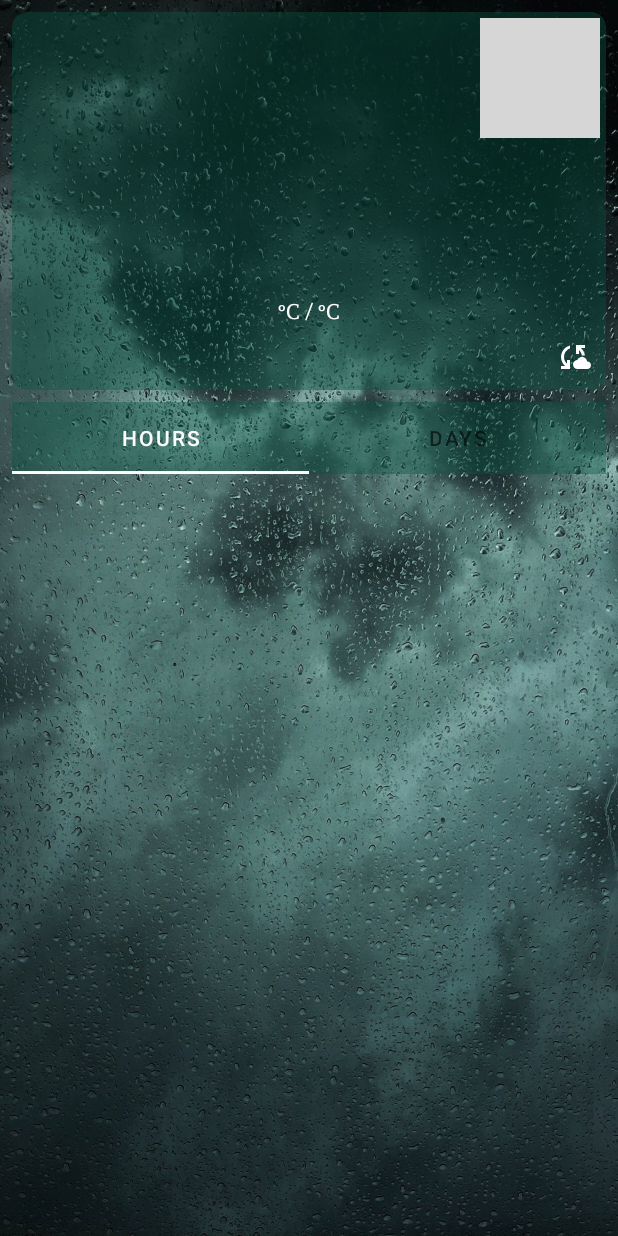
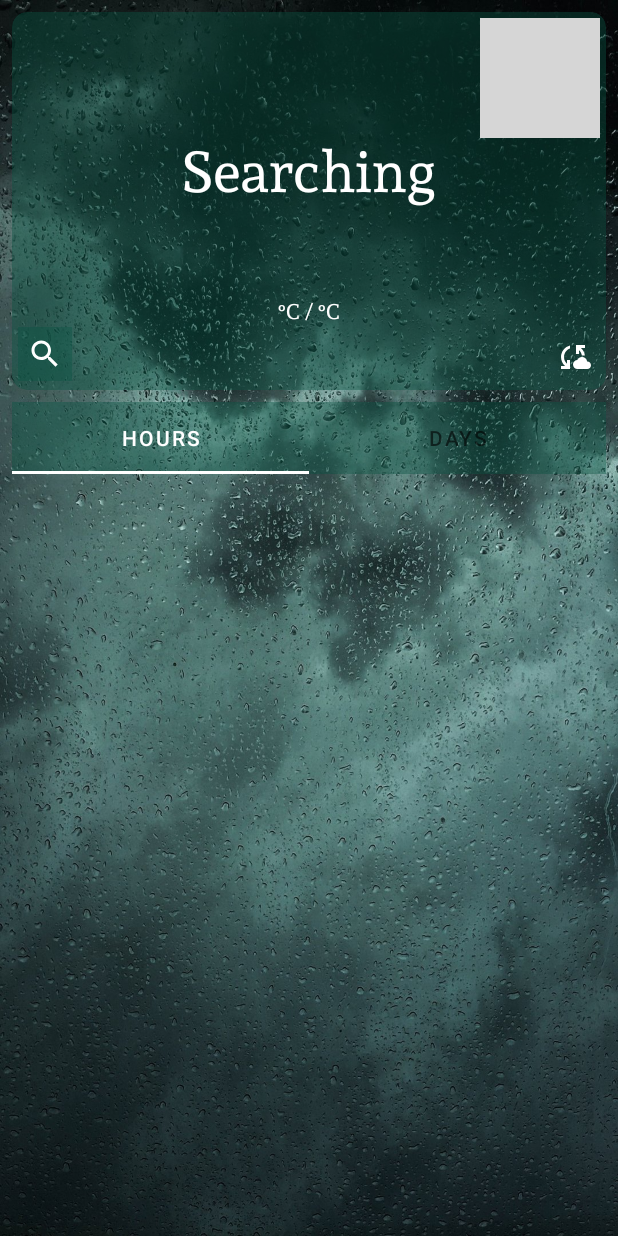
Before and after one commit to gogi1704/api_Weather, an Android app: the screen it shows after launch (MainActivity), on a phone screen of 412 x 824 dp. Run offline under Robolectric (Android 15) with nearby library versions, the phone set to English and light mode, and no system bars; our stand-ins replace Picasso, Volley; network calls fail; pictures from the network do not load; grey boxes are pictures that could not be loaded.

Commit message:
create searching City

```diff
--- a/app/src/main/java/com/example/api_weather/adapters/RcViewAdapter.kt
+++ b/app/src/main/java/com/example/api_weather/adapters/RcViewHoursAdapter.kt
@@ -11,13 +11,14 @@ import com.example.api_weather.databinding.ItemLayoutBinding
 import com.example.api_weather.model.WeatherModel
 import com.squareup.picasso.Picasso
 
-class RcViewAdapter :
-    ListAdapter<WeatherModel, RcViewAdapter.WeatherViewHolder>(Comparator()) {
+class RcViewHoursAdapter :
+    ListAdapter<WeatherModel, RcViewHoursAdapter.WeatherViewHolder>(ComparatorHours) {
 
     class WeatherViewHolder(view: View) : RecyclerView.ViewHolder(view) {
         val binding = ItemLayoutBinding.bind(view)
         fun bind(item: WeatherModel) {
             with(binding) {
+
                 textViewDate.text = item.date
                 textViewCondition.text = item.condition
                 textViewTemp.text = "${item.currentTemp}°C"
@@ -37,7 +38,7 @@ class RcViewAdapter :
 }
 
 
-class Comparator() : DiffUtil.ItemCallback<WeatherModel>() {
+object ComparatorHours : DiffUtil.ItemCallback<WeatherModel>() {
     override fun areItemsTheSame(
         oldItem: WeatherModel,
         newItem: WeatherModel
--- a/app/src/main/java/com/example/api_weather/apiService/ApiServiceImpl.kt
+++ b/app/src/main/java/com/example/api_weather/apiService/ApiServiceImpl.kt
@@ -11,10 +11,13 @@ import com.example.api_weather.KEY
 import com.example.api_weather.model.WeatherModel
 import org.json.JSONObject
 
-class ApiServiceImpl(private val liveData: MutableLiveData<WeatherModel>) : ApiService {
+class ApiServiceImpl(
+    private val dayLiveData: MutableLiveData<WeatherModel>,
+    private val listLiveData: MutableLiveData<List<WeatherModel>>
+) : ApiService {
 
     var emptyDay = WeatherModel(
-        city = "",
+        city = "Searching",
         date = "",
         condition = "",
         imageUrl = "",
@@ -25,7 +28,13 @@ class ApiServiceImpl(private val liveData: MutableLiveData<WeatherModel>) : ApiS
     )
         set(value) {
             field = value
-            liveData.value = field
+            dayLiveData.value = field
+        }
+
+    var listDays = ArrayList<WeatherModel>()
+        set(value) {
+            field = value
+            listLiveData.value = field
         }
 
 
@@ -33,9 +42,7 @@ class ApiServiceImpl(private val liveData: MutableLiveData<WeatherModel>) : ApiS
         val jsonResult = JSONObject(result)
         val listDays = parseDays(jsonResult)
         parseCurrentData(jsonResult, listDays[0])
-        Log.d(
-            "My log", "ParseWeather $emptyDay"
-        )
+
 
     }
 
@@ -60,7 +67,7 @@ class ApiServiceImpl(private val liveData: MutableLiveData<WeatherModel>) : ApiS
     }
 
     override fun parseDays(mainJsonObject: JSONObject): List<WeatherModel> {
-        val listDays = ArrayList<WeatherModel>()
+            val list = ArrayList<WeatherModel>()
         val daysArray = mainJsonObject.getJSONObject("forecast")
             .getJSONArray("forecastday")
 
@@ -78,9 +85,11 @@ class ApiServiceImpl(private val liveData: MutableLiveData<WeatherModel>) : ApiS
                 minTemp = forecastDay.getJSONObject("day").getString("mintemp_c"),
                 hours = forecastDay.getJSONArray("hour").toString()
             )
-            listDays.add(dayItem)
+           list.add(dayItem)
+            println(dayItem)
+        }
 
-        }
+        listDays = list
         return listDays
     }
 
@@ -95,6 +104,7 @@ class ApiServiceImpl(private val liveData: MutableLiveData<WeatherModel>) : ApiS
                 parseWeather(result)
             },
             { error ->
+                Toast.makeText(context ,"Data entered incorrectly" ,Toast.LENGTH_SHORT).show()
                 Log.d(
                     "My log", "error" +
                             " $error"
@@ -105,5 +115,5 @@ class ApiServiceImpl(private val liveData: MutableLiveData<WeatherModel>) : ApiS
         queue.add(request)
     }
 
-    fun requestDaysData(){}
+
 }
--- a/app/src/main/java/com/example/api_weather/fragments/DaysFragment.kt
+++ b/app/src/main/java/com/example/api_weather/fragments/DaysFragment.kt
@@ -6,28 +6,21 @@ import android.view.LayoutInflater
 import android.view.View
 import android.view.ViewGroup
 import androidx.fragment.app.activityViewModels
-import com.example.api_weather.adapters.RcViewAdapter
+import com.example.api_weather.adapters.RcViewDaysAdapter
+import com.example.api_weather.adapters.RcViewHoursAdapter
 import com.example.api_weather.databinding.FragmentDaysBinding
-import com.example.api_weather.model.WeatherModel
 import com.example.api_weather.viewModel.WeatherViewModel
 
-
-val list = listOf<WeatherModel>(
-    WeatherModel("", "", "", "", "", "", "", ""),
-    WeatherModel("", "", "", "", "", "", "", ""),
-    WeatherModel("","","","","","","","", )
-)
-
 class DaysFragment : Fragment() {
-    private lateinit var adapter: RcViewAdapter
+    private lateinit var adapter: RcViewDaysAdapter
     private lateinit var binding: FragmentDaysBinding
-    val viewModel:WeatherViewModel by activityViewModels()
+    private val viewModel: WeatherViewModel by activityViewModels()
 
     override fun onCreateView(
         inflater: LayoutInflater, container: ViewGroup?,
         savedInstanceState: Bundle?
     ): View {
-        adapter = RcViewAdapter()
+        adapter = RcViewDaysAdapter()
         binding = FragmentDaysBinding.inflate(inflater, container, false)
         return binding.root
     }
@@ -36,16 +29,21 @@ class DaysFragment : Fragment() {
         super.onViewCreated(view, savedInstanceState)
         initRecyclerView()
 
+        viewModel.listLivedata.observe(viewLifecycleOwner) {
+            adapter.submitList(it)
+        }
     }
 
 
     private fun initRecyclerView() {
         with(binding) {
             rV.adapter = adapter
-            adapter.submitList(list)
+            adapter.submitList(viewModel.listLivedata.value)
 
         }
     }
+
+    private fun parseDays() {}
 
 
     companion object {
--- a/app/src/main/java/com/example/api_weather/fragments/HoursFragment.kt
+++ b/app/src/main/java/com/example/api_weather/fragments/HoursFragment.kt
@@ -1,22 +1,20 @@
 package com.example.api_weather.fragments
 
 import android.os.Bundle
-import android.util.Log
 import androidx.fragment.app.Fragment
 import android.view.LayoutInflater
 import android.view.View
 import android.view.ViewGroup
 import androidx.fragment.app.activityViewModels
-import com.example.api_weather.adapters.RcViewAdapter
+import com.example.api_weather.adapters.RcViewHoursAdapter
 import com.example.api_weather.databinding.FragmentHoursBinding
 import com.example.api_weather.model.WeatherModel
 import com.example.api_weather.viewModel.WeatherViewModel
-import com.squareup.picasso.Picasso
 import org.json.JSONArray
 import org.json.JSONObject
 
 class HoursFragment : Fragment() {
-    private lateinit var adapter: RcViewAdapter
+    private lateinit var adapter: RcViewHoursAdapter
     private lateinit var binding: FragmentHoursBinding
     private val viewModel: WeatherViewModel by activityViewModels()
 
@@ -40,13 +38,13 @@ class HoursFragment : Fragment() {
 
 
     private fun initRcView() = with(binding) {
-        adapter = RcViewAdapter()
+        adapter = RcViewHoursAdapter()
         rV.adapter = adapter
     }
 
     private fun parseHours(dayItem: WeatherModel): ArrayList<WeatherModel> {
         val listParseHours = ArrayList<WeatherModel>()
-        if (dayItem.city != "") {
+        if (dayItem.city != "Searching") {
             val jsonArrayHours = JSONArray(dayItem.hours)
             for (i in 0 until jsonArrayHours.length() step 2) {
                 val parsDay = WeatherModel(
--- a/app/src/main/java/com/example/api_weather/viewModel/WeatherViewModel.kt
+++ b/app/src/main/java/com/example/api_weather/viewModel/WeatherViewModel.kt
@@ -24,6 +24,6 @@ class WeatherViewModel() : ViewModel() {
 
     val mainLivedata = MutableLiveData<WeatherModel>()
     val listLivedata = MutableLiveData<List<WeatherModel>>()
-    val weatherService = ApiServiceImpl(mainLivedata)
+    val weatherService = ApiServiceImpl(mainLivedata , listLivedata)
 
 }
--- /dev/null
+++ b/app/src/main/res/drawable/ic_search_24.xml
@@ -0,0 +1,5 @@
+<vector android:height="24dp" android:tint="#FFFFFF"
+    android:viewportHeight="24" android:viewportWidth="24"
+    android:width="24dp" xmlns:android="http://schemas.android.com/apk/res/android">
+    <path android:fillColor="@android:color/white" android:pathData="M15.5,14h-0.79l-0.28,-0.27C15.41,12.59 16,11.11 16,9.5 16,5.91 13.09,3 9.5,3S3,5.91 3,9.5 5.91,16 9.5,16c1.61,0 3.09,-0.59 4.23,-1.57l0.27,0.28v0.79l5,4.99L20.49,19l-4.99,-5zM9.5,14C7.01,14 5,11.99 5,9.5S7.01,5 9.5,5 14,7.01 14,9.5 11.99,14 9.5,14z"/>
+</vector>
--- a/app/src/main/res/layout/fragment_main.xml
+++ b/app/src/main/res/layout/fragment_main.xml
@@ -17,6 +17,22 @@
         app:layout_constraintEnd_toEndOf="parent"
         app:layout_constraintStart_toStartOf="parent"
         app:layout_constraintTop_toTopOf="parent" />
+
+    <EditText
+        android:id="@+id/editTextSearch"
+        android:layout_width="0dp"
+        android:layout_height="wrap_content"
+        android:ems="10"
+        android:hint="London"
+        android:inputType="textPersonName"
+        android:textColor="@color/white"
+        android:textColorHint="#88FFFFFF"
+        android:visibility="gone"
+        app:layout_constraintBottom_toTopOf="@+id/tabLayout"
+        app:layout_constraintEnd_toEndOf="@+id/cardView"
+        app:layout_constraintStart_toStartOf="@+id/cardView"
+        app:layout_constraintTop_toBottomOf="@+id/cardView"
+        tools:visibility="visible" />
 
     <androidx.cardview.widget.CardView
         android:id="@+id/cardView"
@@ -123,6 +139,18 @@
                 android:textSize="20sp"
                 app:layout_constraintStart_toStartOf="parent"
                 app:layout_constraintTop_toTopOf="parent" />
+
+            <ImageButton
+                android:id="@+id/imageButton_search"
+                android:layout_width="36dp"
+                android:layout_height="36dp"
+                android:layout_marginStart="4dp"
+                android:layout_marginBottom="4dp"
+                android:background="@color/background_cards"
+                android:src="@drawable/ic_search_24"
+                app:layout_constraintBottom_toBottomOf="parent"
+                app:layout_constraintStart_toStartOf="parent"
+                app:layout_constraintTop_toBottomOf="@+id/textView_max_min_temp" />
         </androidx.constraintlayout.widget.ConstraintLayout>
 
     </androidx.cardview.widget.CardView>
@@ -135,7 +163,7 @@
         android:background="@color/background_cards"
         app:layout_constraintEnd_toEndOf="@id/cardView"
         app:layout_constraintStart_toStartOf="@+id/cardView"
-        app:layout_constraintTop_toBottomOf="@+id/cardView">
+        app:layout_constraintTop_toBottomOf="@+id/editTextSearch">
 
         <com.google.android.material.tabs.TabItem
             android:layout_width="wrap_content"
```
Also changed, not shown: app/src/main/java/com/example/api_weather/AndroidUtils.kt (added, +18 -0 lines), app/src/main/java/com/example/api_weather/adapters/RcViewDaysAdapter.kt (added, +57 -0 lines), app/src/main/java/com/example/api_weather/fragments/MainFragment.kt (+30 -7 lines).
